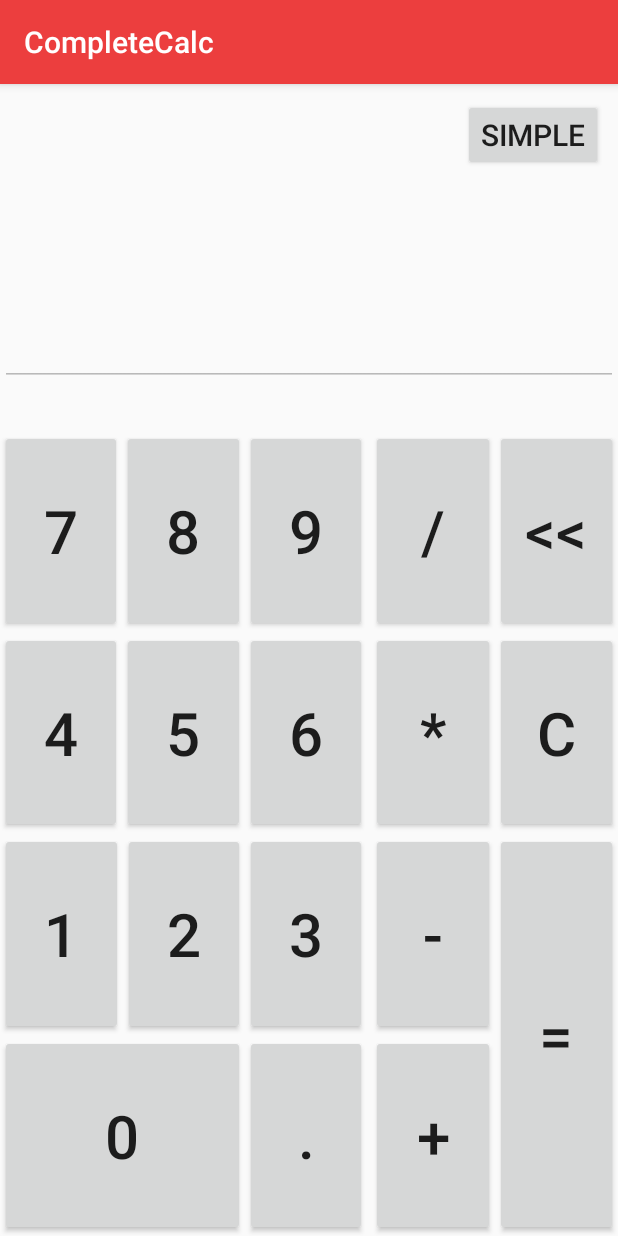
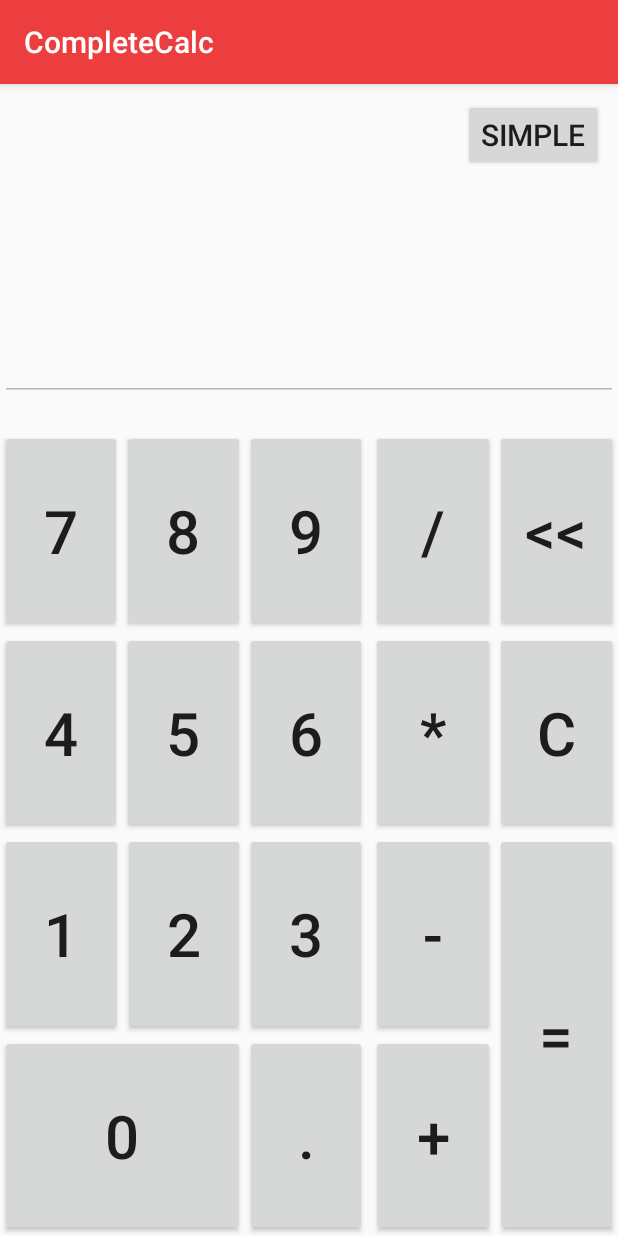
Before and after one commit to ThiagoPereiraUFV/Calculator-Android, an Android app: the ComplexCalc screen opened directly, with no data from a screen before it, on a phone screen of 412 x 824 dp. Run offline under Robolectric (Android 15) with nearby library versions, the phone set to English and light mode, and no system bars.

Commit message:
Fixing layout

```diff
--- a/app/src/main/res/layout/activity_complex_calc.xml
+++ b/app/src/main/res/layout/activity_complex_calc.xml
@@ -25,11 +25,14 @@
         android:layout_width="0dp"
         app:layout_constraintWidth_percent="1"
         android:ems="10"
-        android:textSize="70sp"
+        android:textSize="45sp"
         android:textAlignment="viewEnd"
-        android:inputType="text"
+        android:scrollHorizontally="false"
+        android:inputType="textMultiLine"
         android:enabled="false"
-        android:maxLength="14"
+        android:maxLength="32"
+        android:lines="2"
+        android:maxLines="2"
         app:layout_constraintTop_toBottomOf="@id/changeCalc"
         app:layout_constraintBottom_toTopOf="@id/calcButtons"
         app:layout_constraintLeft_toLeftOf="parent"
```
